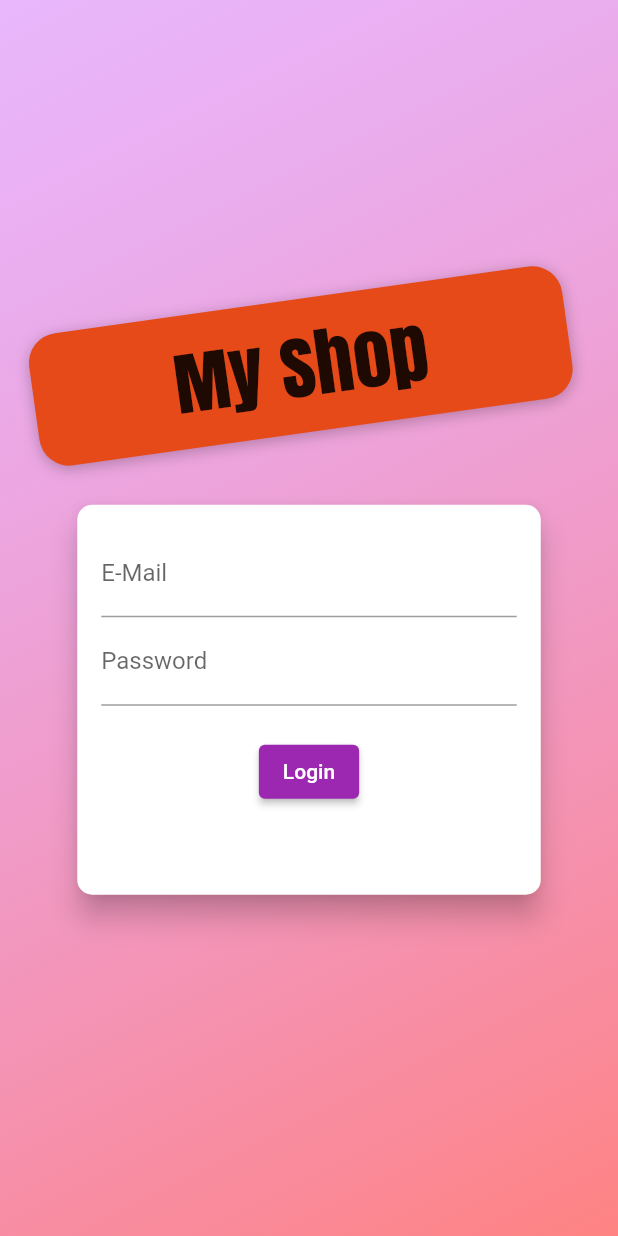
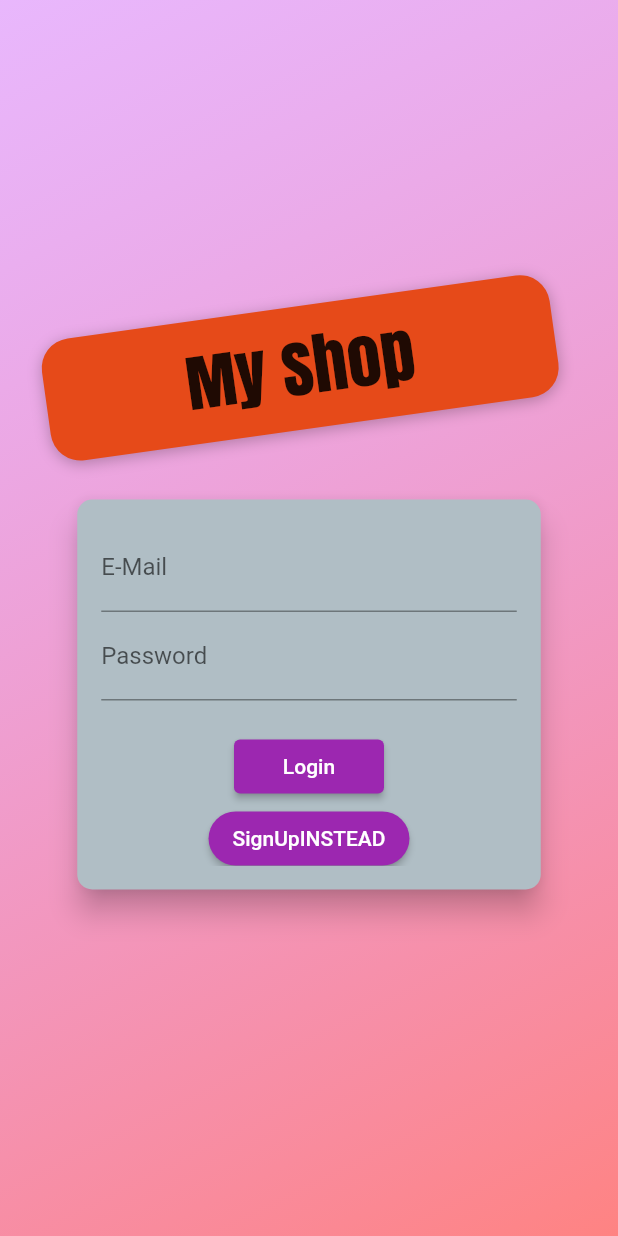
Before and after one commit to Bablu-90/my_shop_app_shashank, a Flutter app: the AuthScreen screen opened directly, on a phone screen of 412 x 824 dp. Run offline on Flutter 3.47's test engine with Material 2 defaults, Android fonts, the phone set to English and light mode, and no system bars; our stand-ins replace cached_network_image, firebase_auth, firebase_core, firebase_database, get; missing offline and left inert: flutter_overboard; accounts and stored records are empty; Roboto replaces fonts that are missing (Lat).

Commit message:
New Files added

```diff
--- a/lib/main.dart
+++ b/lib/main.dart
@@ -2,7 +2,7 @@ import 'package:firebase_core/firebase_core.dart';
 import 'package:flutter/material.dart';
 import 'package:get/get.dart';
 import 'package:get/get_navigation/src/root/get_material_app.dart';
-import 'package:my_shop_app/screens/splash_screen.dart';
+import 'package:my_shop_app/screens/auth_screen.dart';
 
 Future<void> main() async {
   WidgetsFlutterBinding.ensureInitialized();
@@ -24,7 +24,7 @@ class MyApp extends StatelessWidget {
         colorScheme: ColorScheme.fromSwatch(primarySwatch: Colors.purple)
             .copyWith(secondary: Colors.deepOrange.shade100),
       ),
-      home: SplashScreen(),
+      home: AuthScreen(),
     );
   }
 }
--- a/lib/screens/auth_screen.dart
+++ b/lib/screens/auth_screen.dart
@@ -7,8 +7,6 @@ import 'package:my_shop_app/screens/widgets/auth_card.dart';
 import 'package:my_shop_app/screens/widgets/auth_controller.dart';
 
 class AuthScreen extends StatelessWidget {
-  static const routename = '/auth';
-
   @override
   Widget build(BuildContext context) {
     AuthScreenController authScreenController = Get.put(AuthScreenController());
@@ -64,7 +62,7 @@ class AuthScreen extends StatelessWidget {
                               .accentTextTheme
                               .titleMedium!
                               .color,
-                          fontSize: 50,
+                          fontSize: 45,
                           fontFamily: 'Anton',
                           fontWeight: FontWeight.normal,
                         ),
--- a/lib/screens/widgets/auth_card.dart
+++ b/lib/screens/widgets/auth_card.dart
@@ -15,6 +15,7 @@ class _AuthCardState extends State<AuthCard> {
   @override
   Widget build(BuildContext context) {
     return Card(
+      color: Colors.blueGrey.shade200,
       shape: RoundedRectangleBorder(
         borderRadius: BorderRadius.circular(10.0),
       ),
@@ -32,10 +33,11 @@ class _AuthCardState extends State<AuthCard> {
             child: Column(
               children: <Widget>[
                 TextFormField(
+                  controller: authScreenController.signUpEmailController,
                   decoration: InputDecoration(labelText: 'E-Mail'),
                   keyboardType: TextInputType.emailAddress,
                   validator: (value) {
-                    if (value!.isEmpty || value.contains('@')) {
+                    if (value!.isEmpty || !value.contains('@')) {
                       return 'Invalid email!';
                     }
                   },
@@ -46,7 +48,7 @@ class _AuthCardState extends State<AuthCard> {
                 TextFormField(
                   decoration: InputDecoration(labelText: 'Password'),
                   obscureText: true,
-                  controller: authScreenController.passwordController,
+                  controller: authScreenController.signUpPasswordController,
                   validator: (value) {
                     if (value!.isEmpty || value.length < 5) {
                       return 'Password is too short!';
@@ -59,13 +61,16 @@ class _AuthCardState extends State<AuthCard> {
                 ),
                 if (authScreenController.authMode == AuthMode.Signup)
                   TextFormField(
+                    controller:
+                        authScreenController.signUpConfirmPasswordController,
                     enabled: authScreenController.authMode == AuthMode.Signup,
                     decoration: InputDecoration(labelText: 'Confirm Password'),
                     obscureText: true,
                     validator: authScreenController.authMode == AuthMode.Signup
                         ? (value) {
                             if (value !=
-                                authScreenController.passwordController.text) {
+                                authScreenController
+                                    .signUpPasswordController.text) {
                               return 'Passwords do not match!';
                             }
                           }
@@ -78,7 +83,8 @@ class _AuthCardState extends State<AuthCard> {
                   CircularProgressIndicator()
                 else
                   ElevatedButton(
-                    style: ButtonStyle(),
+                    style: ButtonStyle(
+                        fixedSize: MaterialStateProperty.all(Size(100, 30))),
                     onPressed: () {
                       authScreenController.submit();
                     },
@@ -86,6 +92,20 @@ class _AuthCardState extends State<AuthCard> {
                         ? 'Login'
                         : 'Sign Up'),
                   ),
+                ElevatedButton(
+                  style: ButtonStyle(
+                      shape: MaterialStateProperty.all(RoundedRectangleBorder(
+                          borderRadius: BorderRadius.circular(20)))),
+                  child: Text(
+                      '${authScreenController.authMode == AuthMode.Login ? 'SignUp' : 'LOGIN'}INSTEAD'),
+                  onPressed: authScreenController.switchAuthMode,
+                ),
+                FloatingActionButton(
+                    onPressed: () {
+                      authScreenController.logout();
+                    },
+                    child:
+                        Text('LogOut', style: TextStyle(color: Colors.black)))
               ],
             ),
           ),
```
Also changed, not shown: lib/Getx/products_getx.dart (+22 -4 lines), lib/models/product.dart (+18 -0 lines), lib/screens/widgets/auth_controller.dart (+78 -6 lines).
